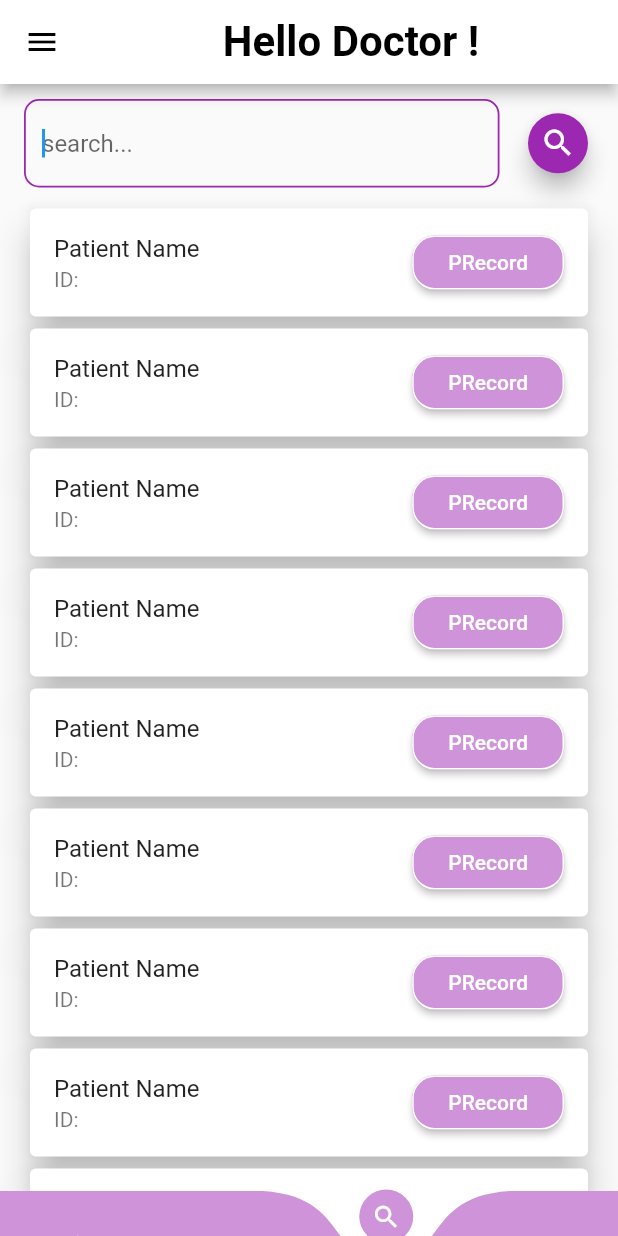
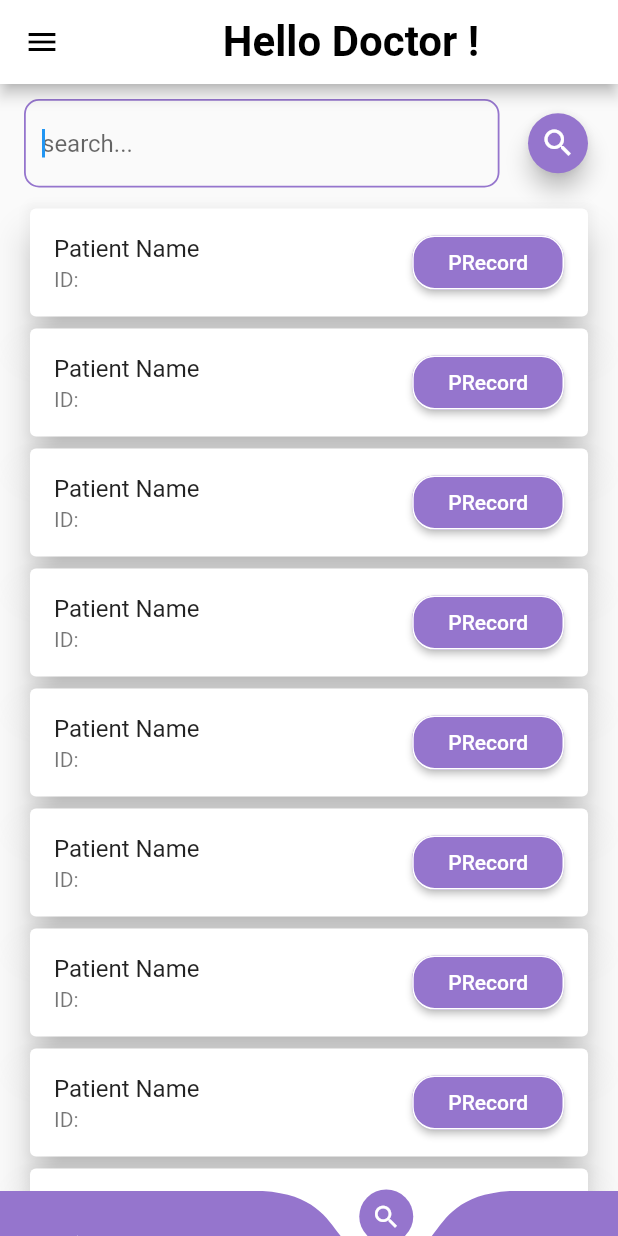
Before and after one commit to asmaaramadanramadan/BoneMarrow, a Flutter app: the HomePage screen opened directly, item 3 of the bottom bar chosen, in the side drawer, after a tap on the "search" icon, on a phone screen of 412 x 824 dp. Run offline on Flutter 3.47's test engine with Material 2 defaults, Android fonts, the phone set to English and light mode, and no system bars; drawn by our look-alikes of curved_navigation_bar; our stand-ins replace animated_splash_screen, carousel_slider, easy_search_bar, easy_splash_screen, file_picker, flutter_custom_clippers and 6 more; accounts and stored records are empty.

Commit message:
login update

```diff
--- a/lib/Prediction_Screen1.dart
+++ b/lib/Prediction_Screen1.dart
@@ -15,7 +15,9 @@ class Prediction_Screen extends StatefulWidget {
 
 class _Prediction_ScreenState extends State<Prediction_Screen> {
   //final box = Hive.box<Add_data>('data');
-  DateTime date = new DateTime.now();
+
+  DateTime _ProcessTime = DateTime.now();
+  var ProcessTime;
  // String? selctedItem;
   String? selctedItemi;
 
@@ -121,6 +123,7 @@ class _Prediction_ScreenState extends State<Prediction_Screen> {
   GestureDetector StartProcess() {
     return GestureDetector(
       onTap: () {
+        ProcessTime = _ProcessTime;
         Navigator.of(context).push(MaterialPageRoute(builder: (_) {
           return FullResult(
             result: "Nigative",
--- a/lib/classification_screen.dart
+++ b/lib/classification_screen.dart
@@ -31,6 +31,10 @@ class _ClassificationState extends State<Classification> {
   final _key = GlobalKey<FormState>();
   var gender;
   String? _radioVal;
+  //late DateTime _startTime;
+
+  DateTime _ProcessTime = DateTime.now();
+  var ProcessTime;
 
   final ImagePicker _picker = ImagePicker();
   File? pickedImage;
@@ -282,6 +286,7 @@ class _ClassificationState extends State<Classification> {
                   side: BorderSide(color: Colors.purple.shade300),
                   borderRadius: BorderRadius.circular(15.0)),
               onPressed: (){
+                ProcessTime = _ProcessTime;
                 if(_key.currentState!.validate()){
                   myDialog();
                 }
--- a/lib/home_screen.dart
+++ b/lib/home_screen.dart
@@ -43,12 +43,12 @@ class _HomePageState extends State<HomePage> {
       backgroundColor: Colors.white,
       //appBar: AppBar(title: Text(titles[index]),),
       appBar: AppBar(
-        title: Center(
+        title: const Center(
             child: Text("Hello Doctor !",
                 style: TextStyle(
-                    color: Colors.black, fontWeight: FontWeight.bold,
-                fontSize: 28
-                ))),
+                    color: Colors.black,
+                    fontWeight: FontWeight.bold,
+                    fontSize: 28))),
         backgroundColor: Colors.white,
         //elevation: 0.0,
         iconTheme: IconThemeData(color: Colors.black),
@@ -57,7 +57,7 @@ class _HomePageState extends State<HomePage> {
       body: screens[index],
       drawer: NavDrawer(),
       bottomNavigationBar: CurvedNavigationBar(
-        color: Colors.purple.shade200,
+        color: m_color!,
         backgroundColor: Colors.white,
         height: 30,
         index: index,
@@ -101,67 +101,105 @@ class _HomePageState extends State<HomePage> {
       padding: const EdgeInsets.all(8.0),
       child: ListView(
         children: [
-          Center(
-            child: Text(
-              "Our Main Processes",
+          // const Center(
+          //   child: Text(
+          //     "Our Main Processes",
+          //     style: TextStyle(
+          //         fontSize: 30,
+          //         fontWeight: FontWeight.bold,
+          //         color: Colors.black),
+          //   ),
+          // ),
+          const SizedBox(
+            height: 14,
+          ),
+          Container(
+            decoration: BoxDecoration(
+              color: Colors.white,
+            ),
+            child: const Column(children: [
+              Text(
+                "About  Processes",
                 style: TextStyle(
                     fontSize: 30,
                     fontWeight: FontWeight.bold,
                     color: Colors.black),
               ),
+              SizedBox(
+                height: 14,
+              ),
+              Center(
+                  child: Text(
+                " Anatomy of the bone. The bone is made up of compact bone, spongy bone, and bone marrow. Compact bone makes up the outer layer of the bone. Spongy bone is found mostly at the ends of bones and contains red marrow. Bone marrow is found in the center of most bones and has many blood vessels. There are two types of bone marrow: red and yellow. Red marrow contains blood stem cells that can become red blood cells, white blood cells, or platelets. Yellow marrow is made mostly of fat.",
+              )),
+              SizedBox(
+                height: 25,
+              ),
+            ]),
           ),
           SizedBox(
-            height: 14,
+            height: 20,
           ),
           Row(
             children: [
               Expanded(
+                child: InkWell(
+                  onTap: (){
+                    Navigator.push(context,
+                        MaterialPageRoute(builder: (context) => Classification()));
+                  },
                   child: Card(
                     shape: RoundedRectangleBorder(
                         borderRadius: BorderRadius.circular(10)),
-                  elevation: 20,
-                  child: Column(
+                    elevation: 40,
+                    child: const Column(
                       children: [
-                      ClipRRect(
-                        borderRadius: const BorderRadius.only(
-                          topLeft: Radius.circular(15),
-                          topRight: Radius.circular(10),
-                        ),
-                        child: Image.asset(
-                          "assets/images/cells.jpg",
-                          height: 130,
-                          width: MediaQuery.of(context).size.width,
-                          fit: BoxFit.fill,
-                        ),
-                      ),
+                        CircleAvatar(
+                            radius: 70,
+                            backgroundImage: AssetImage(
+                              'assets/images/cells.jpg',
+                            )),
+                        // ClipRRect(
+                        //   borderRadius: const BorderRadius.only(
+                        //     topLeft: Radius.circular(10),
+                        //     topRight: Radius.circular(10),
+                        //   ),
+                        //   child: Image.asset(
+                        //     "assets/images/cells.jpg",
+                        //     height: 130,
+                        //     width: MediaQuery.of(context).size.width,
+                        //     fit: BoxFit.fill,
+                        //   ),
+                        // ),
                         ListTile(
-                        title: const Text(
+                          title: Text(
                             'Classification',
                             style: TextStyle(
                                 fontSize: 20, fontWeight: FontWeight.bold),
                           ),
-                        subtitle: Text("45K"),
+                       //   subtitle: Text("45K"),
                         ),
-                      Padding(
-                        padding: const EdgeInsets.all(8.0),
-                        child: TextButton(
-                          onPressed: () {
-                            Navigator.push(
-                                context,
-                                MaterialPageRoute(
-                                    builder: (context) => Classification()));
-                          },
-                          style: TextButton.styleFrom(
-                              backgroundColor: m_color,
-                              minimumSize:
-                                  Size(MediaQuery.of(context).size.width, 40)),
-                          child: const Text(
-                            'Go Process',
-                            style: TextStyle(color: Colors.white),
+                        // Padding(
+                        //   padding: const EdgeInsets.all(8.0),
+                        //   child: TextButton(
+                        //     onPressed: () {
+                        //       Navigator.push(
+                        //           context,
+                        //           MaterialPageRoute(
+                        //               builder: (context) => Classification()));
+                        //     },
+                        //     style: TextButton.styleFrom(
+                        //         backgroundColor: m_color,
+                        //         minimumSize:
+                        //             Size(MediaQuery.of(context).size.width, 40)),
+                        //     child: const Text(
+                        //       'Go Process',
+                        //       style: TextStyle(color: Colors.white),
+                        //     ),
+                        //   ),
+                        // )
+                      ],
                     ),
-                        ),
-                      )
-                    ],
                   ),
                 ),
               ),
@@ -169,53 +207,65 @@ class _HomePageState extends State<HomePage> {
                 width: 25,
               ),
               Expanded(
+                child: InkWell(
+                  onTap: (){
+                    Navigator.push(context,
+                        MaterialPageRoute(builder: (context) => Prediction_Screen()));
+                  },
                   child: Card(
                     shape: RoundedRectangleBorder(
                         borderRadius: BorderRadius.circular(10)),
                     elevation: 20,
-                  child: Column(
+                    child: const Column(
+
                       children: [
-                      ClipRRect(
-                        borderRadius: const BorderRadius.only(
-                          topLeft: Radius.circular(10),
-                          topRight: Radius.circular(10),
-                        ),
-                        child: Image.asset(
-                          "assets/images/Bone_marrow_biopsy.jpg",
-                          height: 130,
-                          width: MediaQuery.of(context).size.width,
-                          fit: BoxFit.fill,
-                        ),
-                      ),
+                        CircleAvatar(
+                            radius: 70,
+                            backgroundImage: AssetImage(
+                              'assets/images/Bone_marrow_biopsy.jpg',
+                            )),
+                        // ClipRRect(
+                        //   borderRadius: const BorderRadius.only(
+                        //     topLeft: Radius.circular(10),
+                        //     topRight: Radius.circular(10),
+                        //   ),
+                        //   child: Image.asset(
+                        //     "assets/images/Bone_marrow_biopsy.jpg",
+                        //     height: 130,
+                        //     width: MediaQuery.of(context).size.width,
+                        //     fit: BoxFit.fill,
+                        //   ),
+                        // ),
                         ListTile(
-                        title: const Text(
+                          title: Text(
                             'Prediction',
                             style: TextStyle(fontSize: 20),
                           ),
-                        subtitle: Text(
-                          '30 k',
+                          // subtitle: Text(
+                          //   '30 k',
+                          // ),
                         ),
+                        // Padding(
+                        //   padding: const EdgeInsets.all(8.0),
+                        //   child: TextButton(
+                        //     onPressed: () {
+                        //       Navigator.push(
+                        //           context,
+                        //           MaterialPageRoute(
+                        //               builder: (context) => Prediction_Screen()));
+                        //     },
+                        //     style: TextButton.styleFrom(
+                        //         backgroundColor: m_color,
+                        //         minimumSize:
+                        //             Size(MediaQuery.of(context).size.width, 40)),
+                        //     child: const Text(
+                        //       'Go Process',
+                        //       style: TextStyle(color: Colors.white),
+                        //     ),
+                        //   ),
+                        // )
+                      ],
                     ),
-                      Padding(
-                        padding: const EdgeInsets.all(8.0),
-                        child: TextButton(
-                          onPressed: () {
-                            Navigator.push(
-                                context,
-                                MaterialPageRoute(
-                                    builder: (context) => Prediction_Screen()));
-                          },
-                          style: TextButton.styleFrom(
-                              backgroundColor: m_color,
-                              minimumSize:
-                                  Size(MediaQuery.of(context).size.width, 40)),
-                          child: const Text(
-                            'Go Process',
-                            style: TextStyle(color: Colors.white),
-                          ),
-                        ),
-                      )
-                    ],
                   ),
                 ),
               ),
@@ -224,30 +274,7 @@ class _HomePageState extends State<HomePage> {
           SizedBox(
             height: 10,
           ),
-          // Container(
-          //   decoration: BoxDecoration(
-          //     color: b_color,
-          //   ),
-          //   child: Column(children: [
-          //     Text(
-          //       "About  Processes",
-          //       style: TextStyle(
-          //           fontSize: 30,
-          //           fontWeight: FontWeight.bold,
-          //           color: Colors.black),
-          //     ),
-          //     SizedBox(
-          //       height: 14,
-          //     ),
-          //     // Center(
-          //     //     child: Text(
-          //     //   " Anatomy of the bone. The bone is made up of compact bone, spongy bone, and bone marrow. Compact bone makes up the outer layer of the bone. Spongy bone is found mostly at the ends of bones and contains red marrow. Bone marrow is found in the center of most bones and has many blood vessels. There are two types of bone marrow: red and yellow. Red marrow contains blood stem cells that can become red blood cells, white blood cells, or platelets. Yellow marrow is made mostly of fat.",
-          //     // )),
-          //     SizedBox(
-          //       height: 25,
-          //     ),
-          //   ]),
-          // ),
+
         ],
       ),
     );
--- a/lib/main.dart
+++ b/lib/main.dart
@@ -38,6 +38,6 @@ class MyApp extends StatelessWidget {
     return  MaterialApp(
         debugShowCheckedModeBanner: false,
         title: 'Flutter Demo',
-        home:HomePage());
+        home:splashScreen());
   }
 }
--- a/lib/nav_drawer.dart
+++ b/lib/nav_drawer.dart
@@ -3,6 +3,7 @@ import 'package:flutter/services.dart';
 import 'package:g_project/profileScreen.dart';
 import 'package:g_project/search_screen.dart';
 import 'package:g_project/splash_Screen.dart';
+import 'package:g_project/widget/fields.dart';
 import 'Prediction_Screen1.dart';
 import 'classification_screen.dart';
 import 'package:g_project/registerScreen.dart';
@@ -37,7 +38,7 @@ class _NavDrawerState extends State<NavDrawer> {
 
   buildDrawerHeader(BuildContext context) {
     return Container(
-      color: Colors.purple.shade200,
+      color: m_color,
       padding: EdgeInsets.only(
         top: MediaQuery.of(context).padding.top,
       ),
@@ -82,7 +83,7 @@ class _NavDrawerState extends State<NavDrawer> {
             leading: Icon(
               Icons.screen_lock_landscape_rounded,
               size: _drawerIconSize,
-              color: Colors.purple.shade200,
+              color:  m_color,
             ),
             title: Text(
               'Classification',
@@ -97,7 +98,7 @@ class _NavDrawerState extends State<NavDrawer> {
             leading: Icon(
               Icons.screen_lock_landscape_rounded,
               size: _drawerIconSize,
-              color: Colors.purple.shade200,
+              color:  m_color,
             ),
             title: Text(
               'Prediction',
@@ -112,7 +113,7 @@ class _NavDrawerState extends State<NavDrawer> {
             leading: Icon(
               Icons.search,
               size: _drawerIconSize,
-              color: Colors.purple.shade200,
+              color:  m_color,
             ),
             title: Text(
               'Search for Patient',
@@ -183,7 +184,7 @@ class _NavDrawerState extends State<NavDrawer> {
             leading: Icon(
               Icons.account_circle,
               size: _drawerIconSize,
-              color: Colors.purple.shade200,
+              color:  m_color,
             ),
             title: Text(
               'Profile',
@@ -200,7 +201,7 @@ class _NavDrawerState extends State<NavDrawer> {
               leading: Icon(
                 Icons.settings,
                 size: _drawerIconSize,
-                color: Colors.purple.shade200,
+                color:  m_color,
               ),
               title: Text(
                 'Settings',
@@ -209,7 +210,7 @@ class _NavDrawerState extends State<NavDrawer> {
               )),
           ListTile(
             leading: Icon(Icons.login_rounded,
-                size: _drawerIconSize, color:Colors.purple.shade200),
+                size: _drawerIconSize, color: m_color),
             title: Text(
               'Login Page',
               style: TextStyle(
--- a/lib/profileScreen.dart
+++ b/lib/profileScreen.dart
@@ -3,7 +3,9 @@ import 'dart:convert';
 import 'package:flutter/cupertino.dart';
 import 'package:flutter/material.dart';
 import 'package:g_project/profileMenuWidget.dart';
+import 'package:g_project/search_screen.dart';
 import 'package:g_project/updateProfileScreen.dart';
+import 'package:g_project/widget/fields.dart';
 import 'package:get/get.dart';
 import 'package:line_awesome_flutter/line_awesome_flutter.dart';
 import 'package:http/http.dart' as http;
@@ -23,7 +25,7 @@ class ProfileScreen extends StatelessWidget {
         .platformBrightness == Brightness.dark;
     return Scaffold(
       appBar: isAppar ? AppBar(
-        backgroundColor: Colors.purple[300],
+        backgroundColor: m_color,
         leading: IconButton(
             onPressed: () => Navigator.pop(context),
             icon: const Icon(LineAwesomeIcons.angle_left)),
@@ -61,7 +63,7 @@ class ProfileScreen extends StatelessWidget {
                             height: 35,
                             decoration: BoxDecoration(
                                 borderRadius: BorderRadius.circular(100),
-                                color: Colors.purple[300]),
+                                color:m_color),
                             child: const Icon(
                               LineAwesomeIcons.alternate_pencil,
                               color: Colors.black,
@@ -90,7 +92,7 @@ class ProfileScreen extends StatelessWidget {
                           Navigator.push(context, MaterialPageRoute(builder: (context)=>const UpdateProfileScreen()));
                         },
                         style: ElevatedButton.styleFrom(
-                            backgroundColor: Colors.purple[300],
+                            backgroundColor:m_color,
                             side: BorderSide.none,
                             shape: const StadiumBorder()),
                         child: const Text(
@@ -108,7 +110,10 @@ class ProfileScreen extends StatelessWidget {
                     ProfileMenuWidget(
                         title: " patients",
                         icon: LineAwesomeIcons.person_entering_booth,
-                        onPress: () {}),
+                        onPress: () {
+                          Navigator.of(context).push(MaterialPageRoute(
+                              builder: (context) => const SearchPage()));
+                        }),
                     ProfileMenuWidget(
                         title: "User Management",
                         icon: LineAwesomeIcons.user_check,
--- a/lib/search_screen.dart
+++ b/lib/search_screen.dart
@@ -34,15 +34,15 @@ class _SearchPageState extends State<SearchPage> {
                       border: OutlineInputBorder(
                           borderRadius: BorderRadius.circular(10),
                           borderSide:
-                              const BorderSide(color: Colors.purple, width: 1.2)),
+                           BorderSide(color: m_color!, width: 1.2)),
                       enabledBorder: OutlineInputBorder(
                           borderRadius: BorderRadius.circular(10),
                           borderSide:
-                              const BorderSide(color: Colors.purple, width: 1.2)),
+                           BorderSide(color: m_color!, width: 1.2)),
                       focusedBorder: OutlineInputBorder(
                         borderRadius: BorderRadius.circular(10),
                         borderSide:
-                            const BorderSide(color: Colors.purple, width: 1.2),
+                             BorderSide(color: m_color!, width: 1.2),
                       ),
                     ),
                   ),
@@ -52,7 +52,7 @@ class _SearchPageState extends State<SearchPage> {
                 ),
                 FloatingActionButton.small(
                   onPressed: () {},
-                  backgroundColor: Colors.purple,
+                  backgroundColor: m_color,
                   child: Icon(Icons.search),
                 ),
               ],
@@ -72,7 +72,7 @@ class _SearchPageState extends State<SearchPage> {
                     subtitle: Text("ID:"),
                     trailing: MaterialButton(
                         minWidth: 20.0,
-                        color: Colors.purple.shade200,
+                        color: m_color,
                         shape: RoundedRectangleBorder(
                             side: const BorderSide(color: Colors.white),
                             borderRadius: BorderRadius.circular(15.0)),
```
Lines whose indentation alone changed are shown as unchanged.
